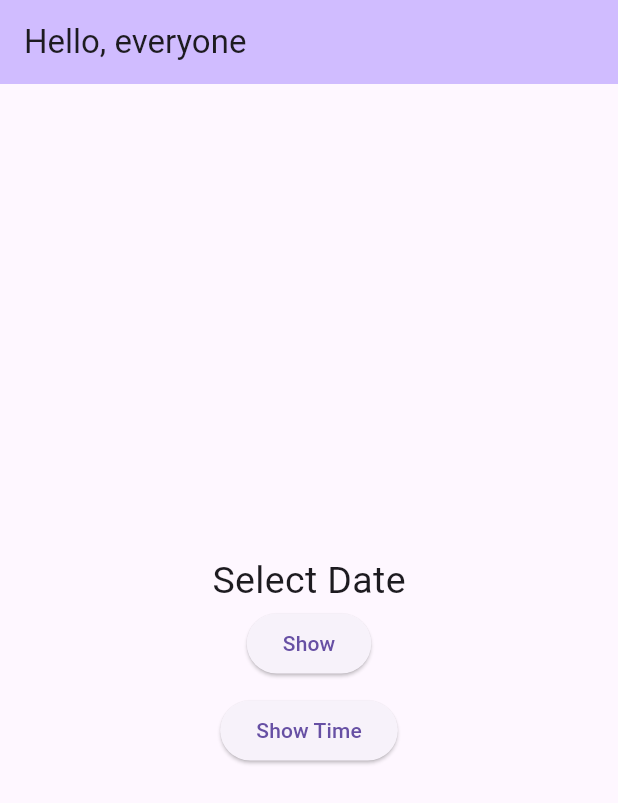
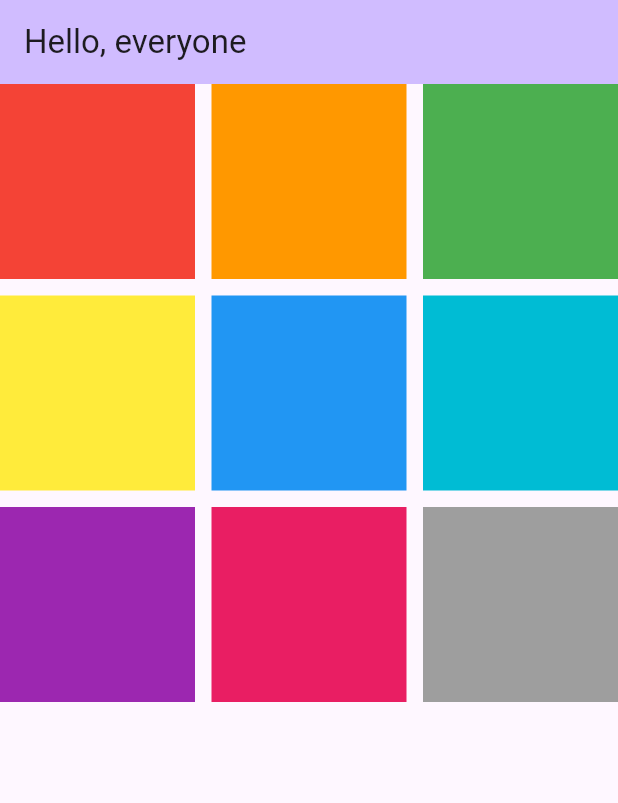
Before and after one commit to AM1T-44/Flutter-Learning-2, a Flutter app: the screen it shows after launch, on a phone screen of 412 x 824 dp. Shown: the top 803 px of the screen. Run offline on Flutter 3.47's test engine with Material 3 defaults, Android fonts, the phone set to English and light mode, and no system bars.

Commit message:
GridView.count

```diff
--- a/flutter_learn_2/lib/main.dart
+++ b/flutter_learn_2/lib/main.dart
@@ -31,53 +31,56 @@ class MyHomePage extends StatefulWidget {
 class _MyHomePageState extends State<MyHomePage> {
   @override
   Widget build(BuildContext context) {
-    var time = DateTime.now();
+    var arrColor = [
+      Colors.red,
+      Colors.orange,
+      Colors.green,
+      Colors.yellow,
+      Colors.blue,
+      Colors.cyan,
+      Colors.purple,
+      Colors.pink,
+      Colors.grey,
+    ];
 
     return Scaffold(
         appBar: AppBar(
           backgroundColor: Theme.of(context).colorScheme.inversePrimary,
           title: Text(widget.title),
         ),
-        body: Center(
-          child: Column(
-            mainAxisAlignment: MainAxisAlignment.center,
-            children: [
-              Text(
-                'Select Date',
-                style: TextStyle(fontSize: 25),
-              ),
-              ElevatedButton(
-                  onPressed: () async {
-                    DateTime? datePicked = await showDatePicker(
-                        context: context,
-                        initialDate: DateTime.now(),
-                        firstDate: DateTime(2020),
-                        lastDate: DateTime(2030));
-
-                    if (datePicked != null) {
-                      print(
-                          'Date selected: ${DateFormat('yMMMMd').format(datePicked)}');
-                    }
-                  },
-                  child: Text('Show')),
-              Container(
-                height: 10,
-              ),
-              ElevatedButton(
-                  onPressed: () async {
-                    TimeOfDay? timePicked = await showTimePicker(
-                        context: context,
-                        initialTime: TimeOfDay.now(),
-                        initialEntryMode: TimePickerEntryMode.dial);
-
-                    if (timePicked != null) {
-                      print(
-                          'Time Selected: ${timePicked.hour}: ${timePicked.minute}');
-                    }
-                  },
-                  child: Text('Show Time'))
-            ],
-          ),
+        body: GridView.count(
+          crossAxisCount: 3,
+          crossAxisSpacing: 11,
+          mainAxisSpacing: 11,
+          children: [
+            Container(
+              color: arrColor[0],
+            ),
+            Container(
+              color: arrColor[1],
+            ),
+            Container(
+              color: arrColor[2],
+            ),
+            Container(
+              color: arrColor[3],
+            ),
+            Container(
+              color: arrColor[4],
+            ),
+            Container(
+              color: arrColor[5],
+            ),
+            Container(
+              color: arrColor[6],
+            ),
+            Container(
+              color: arrColor[7],
+            ),
+            Container(
+              color: arrColor[8],
+            ),
+          ],
         ));
   }
 }
```
